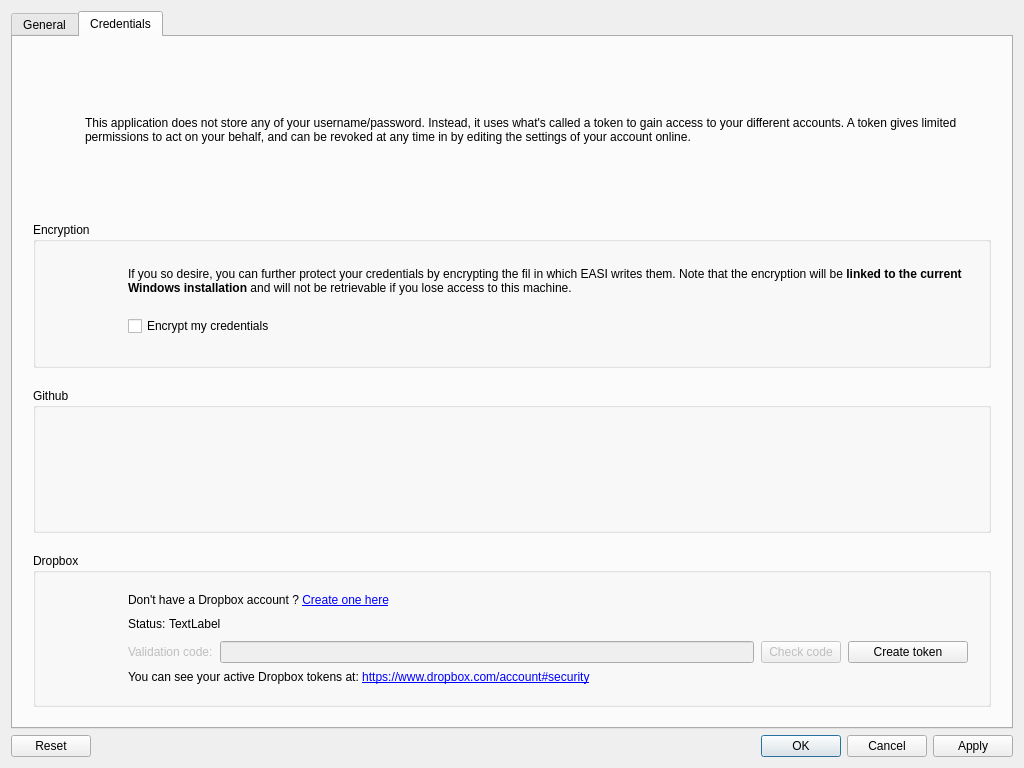
132nd-etcher/EASI, file src/ui/skeletons/config_dialog.ui: the form before one commit.
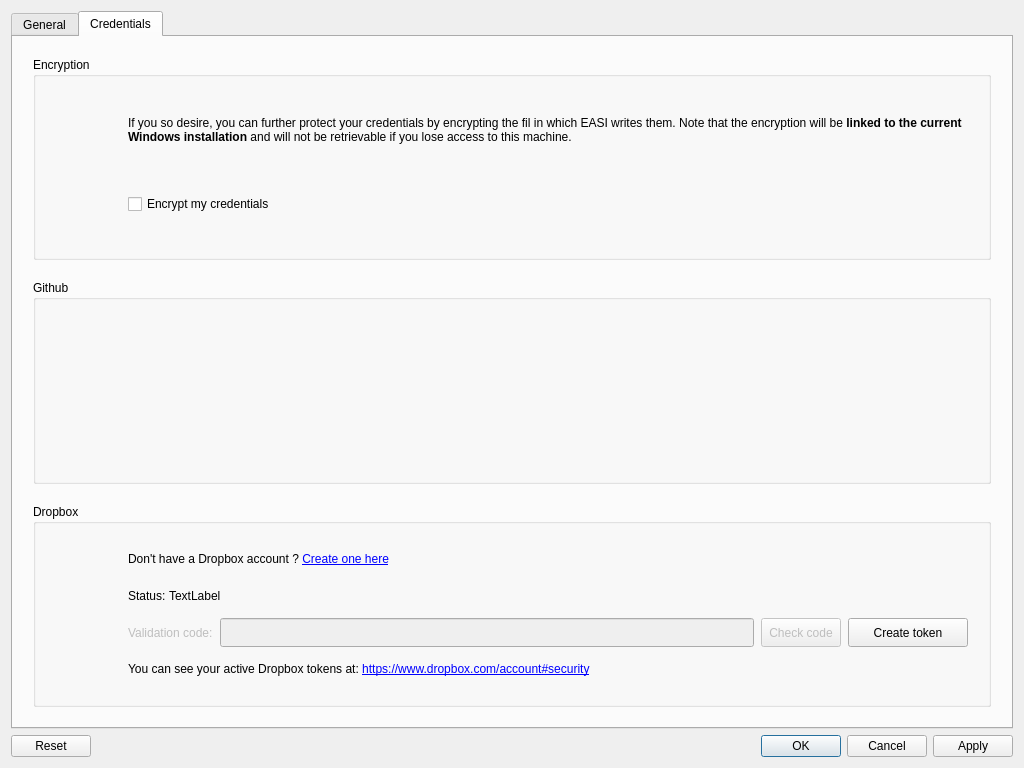
The form after the commit. The open tabs and pages were chosen to show the change. Icons and pictures are not drawn.

Commit message: removed old info label from config

```diff
--- a/src/ui/skeletons/config_dialog.ui
+++ b/src/ui/skeletons/config_dialog.ui
@@ -254,66 +254,6 @@
        <property name="bottomMargin">
         <number>20</number>
        </property>
-       <item>
-        <layout class="QHBoxLayout" name="layout_cred_intro">
-         <property name="spacing">
-          <number>20</number>
-         </property>
-         <item>
-          <widget class="QLabel" name="label_cred_intro_pic">
-           <property name="sizePolicy">
-            <sizepolicy hsizetype="Preferred" vsizetype="Preferred">
-             <horstretch>0</horstretch>
-             <verstretch>0</verstretch>
-            </sizepolicy>
-           </property>
-           <property name="minimumSize">
-            <size>
-             <width>32</width>
-             <height>32</height>
-            </size>
-           </property>
-           <property name="maximumSize">
-            <size>
-             <width>32</width>
-             <height>32</height>
-            </size>
-           </property>
-           <property name="text">
-            <string/>
-           </property>
-           <property name="pixmap">
-            <pixmap resource="../resources/qt_resource.qrc">:/pic/info.png</pixmap>
-           </property>
-           <property name="scaledContents">
-            <bool>true</bool>
-           </property>
-           <property name="alignment">
-            <set>Qt::AlignLeading|Qt::AlignLeft|Qt::AlignTop</set>
-           </property>
-          </widget>
-         </item>
-         <item>
-          <widget class="QLabel" name="label_cred_intro_text">
-           <property name="sizePolicy">
-            <sizepolicy hsizetype="Preferred" vsizetype="Preferred">
-             <horstretch>0</horstretch>
-             <verstretch>0</verstretch>
-            </sizepolicy>
-           </property>
-           <property name="text">
-            <string>This application does not store any of your username/password. Instead, it uses what's called a token to gain access to your different accounts. A token gives limited permissions to act on your behalf, and can be revoked at any time in by editing the settings of your account online.</string>
-           </property>
-           <property name="alignment">
-            <set>Qt::AlignLeading|Qt::AlignLeft|Qt::AlignVCenter</set>
-           </property>
-           <property name="wordWrap">
-            <bool>true</bool>
-           </property>
-          </widget>
-         </item>
-        </layout>
-       </item>
        <item>
         <widget class="QGroupBox" name="groupBox_encrypt">
          <property name="title">
```
The commit also changes 1 other file.
